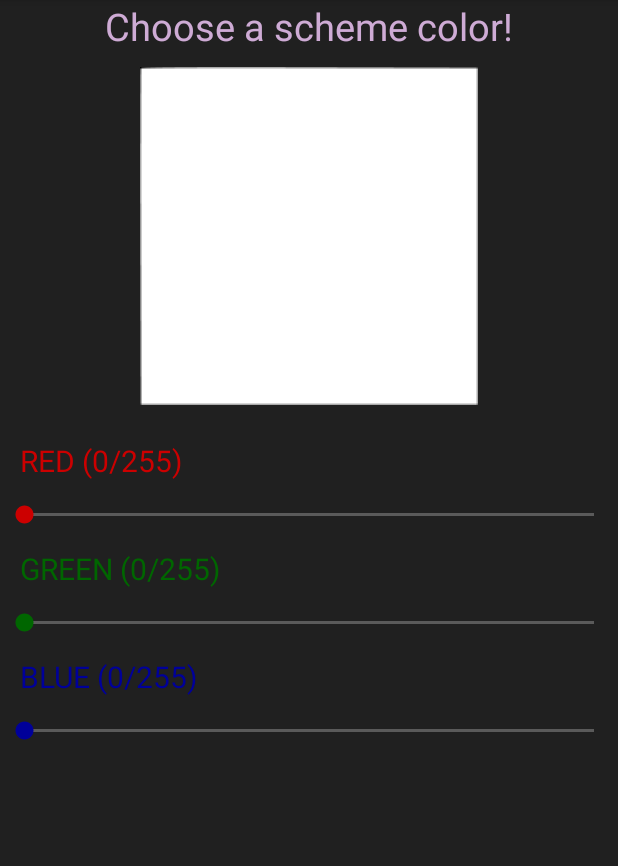
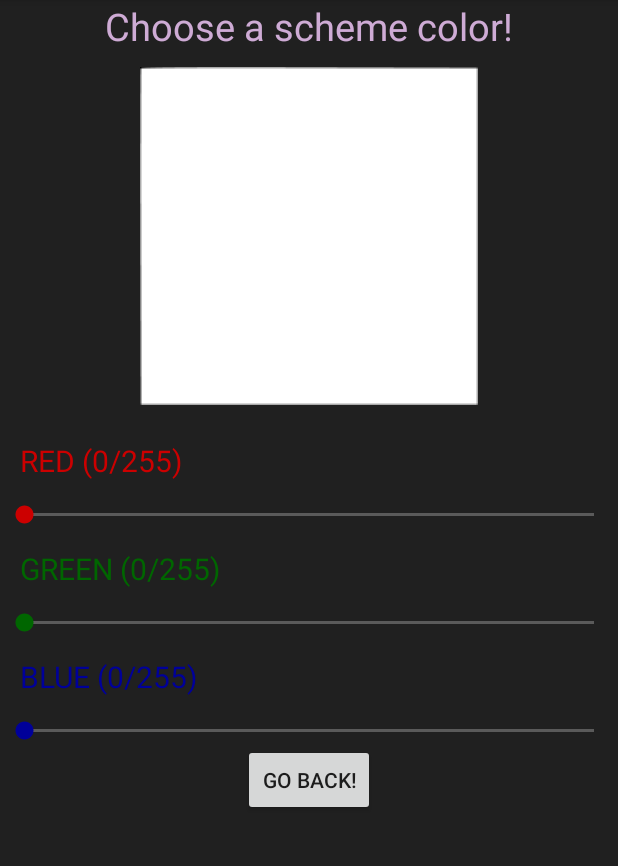
Before and after one commit to LuisBar05/AndroidStudioProjects, an Android app: the screen it shows after launch (SetColorActivity), after a tap on "Painting", on a phone screen of 412 x 824 dp, the part 84-950 px from its top. Run offline under Robolectric (Android 15) with nearby library versions, the phone set to English and light mode, and no system bars.

Commit message:
Finger Painting!

```diff
--- a/FingerPainting/app/src/main/java/com/example/luisbb/fingerpainting/MainActivity.java
+++ b/FingerPainting/app/src/main/java/com/example/luisbb/fingerpainting/MainActivity.java
@@ -1,19 +1,29 @@
 package com.example.luisbb.fingerpainting;
 
+import android.app.Activity;
 import android.content.Intent;
+import android.graphics.Color;
+import android.support.annotation.Nullable;
 import android.support.v7.app.AppCompatActivity;
 import android.os.Bundle;
 import android.support.v7.widget.Toolbar;
-import android.util.Log;
 import android.view.Menu;
 import android.view.MenuItem;
 import android.view.MotionEvent;
-import android.widget.EditText;
 import android.widget.ImageView;
+import android.widget.Toast;
 
+import java.net.URI;
 import java.util.Locale;
 
 public class MainActivity extends AppCompatActivity {
+    private final int SET_COLOR_REQUEST=1000;
+    public static final String SET_RED_DATA="resultRed";
+    public static final String SET_GREEN_DATA="resultGreen";
+    public static final String SET_BLUE_DATA="resultBlue";
+    public static int myRed;
+    public static int myGreen;
+    public static int myBlue;
 
     @Override
     protected void onCreate(Bundle savedInstanceState) {
@@ -33,9 +43,8 @@ public class MainActivity extends AppCompatActivity {
 
             switch (motionEvent.getAction ()) {
                 case MotionEvent.ACTION_MOVE:
-
+                    imageView.setColorFilter(Color.rgb(myRed, myGreen, myBlue));
                     return true;
-
             }
             return super.onTouchEvent (motionEvent);
         });
@@ -52,10 +61,24 @@ public class MainActivity extends AppCompatActivity {
         switch (item.getItemId()){
             case R.id.mnu_item_one:
                 Intent myIntent=new Intent(this, SetColorActivity.class);
-                startActivity(myIntent);
+                startActivityForResult(myIntent, SET_COLOR_REQUEST);
                 break;
         }
 
         return super.onOptionsItemSelected(item);
     }
+
+    @Override
+    protected void onActivityResult(int requestCode, int resultCode, @Nullable Intent data) {
+        switch (requestCode) {
+            case SET_COLOR_REQUEST:
+                if (resultCode == Activity.RESULT_OK && data != null) {
+                    myRed=data.getIntExtra(SET_RED_DATA, 0);
+                    myGreen=data.getIntExtra(SET_GREEN_DATA, 0);
+                    myBlue=data.getIntExtra(SET_BLUE_DATA, 0);
+                }
+                break;
+        }
+        super.onActivityResult(requestCode, resultCode, data);
+    }
 }
--- a/FingerPainting/app/src/main/res/layout/activity_main.xml
+++ b/FingerPainting/app/src/main/res/layout/activity_main.xml
@@ -22,7 +22,7 @@
             android:id="@+id/ivDrawing"
             android:layout_width="wrap_content"
             android:layout_height="wrap_content"
-            android:src="@drawable/monkey"/>
+            android:src="@drawable/cookie_monster"/>
 
     </LinearLayout>
 
--- a/FingerPainting/app/src/main/res/layout/activity_set_color.xml
+++ b/FingerPainting/app/src/main/res/layout/activity_set_color.xml
@@ -80,4 +80,13 @@
         android:progressBackgroundTint="@color/white"
         android:progressTint="@color/blue"
         />
+
+    <Button
+        android:id="@+id/goBackButton"
+        android:layout_width="wrap_content"
+        android:layout_height="wrap_content"
+        android:layout_gravity="center_horizontal"
+        android:padding="10dp"
+        android:text="@string/backButton"
+        android:onClick="onButtonClicked"/>
 </LinearLayout>
--- a/FingerPainting/app/src/main/res/values/strings.xml
+++ b/FingerPainting/app/src/main/res/values/strings.xml
@@ -2,6 +2,7 @@
     <string name="app_name">FingerPainting</string>
     <string name="mnu_item_one">Painting</string>
     <string name="paint">Choose a scheme color!</string>
+    <string name="backButton">Go back!</string>
     <string name="R">RED (0/255)</string>
     <string name="G">GREEN (0/255)</string>
     <string name="B">BLUE (0/255)</string>
--- a/TakePhoto/app/src/main/java/com/example/luisbb/takephoto/MainActivity.java
+++ b/TakePhoto/app/src/main/java/com/example/luisbb/takephoto/MainActivity.java
@@ -18,7 +18,6 @@ import android.widget.ImageView;
 public class MainActivity extends AppCompatActivity {
     private final int CAMERA_REQUEST_CODE=1000;
     private final int REQUEST_IMAGE_CAPTURE=1001;
-
 
     @Override
     protected void onCreate(Bundle savedInstanceState) {
```
Also changed, not shown: FingerPainting/app/src/main/java/com/example/luisbb/fingerpainting/SetColorActivity.java (+15 -0 lines), FingerPainting/app/src/main/res/drawable/cookie_monster.jpg (added).
